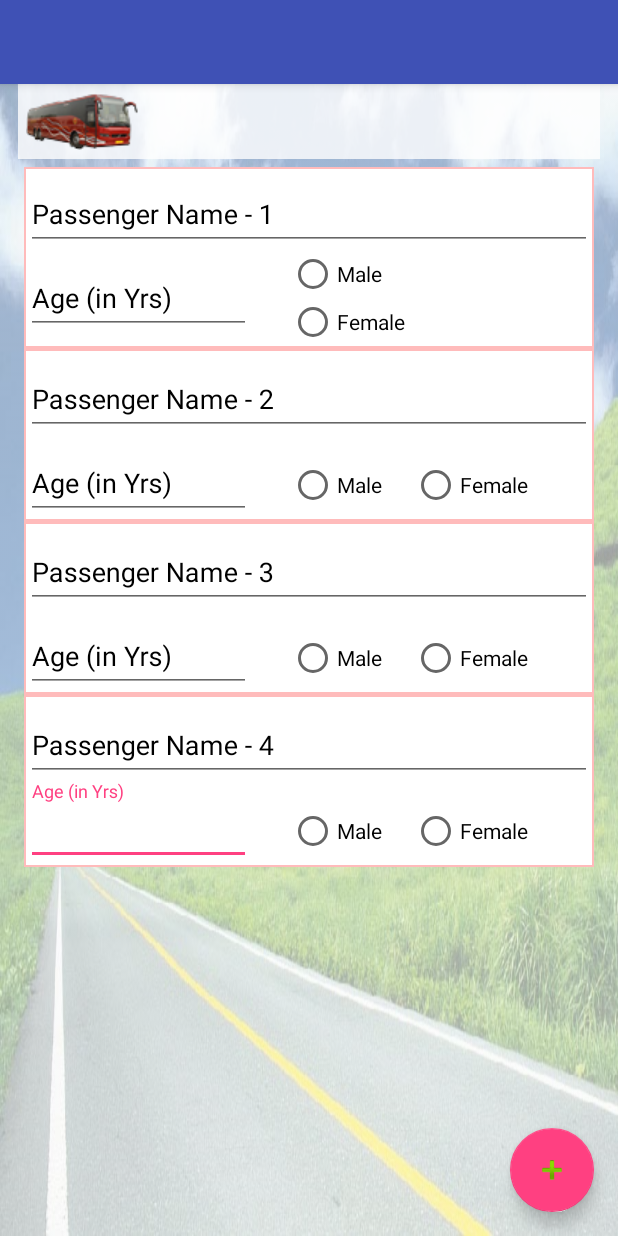
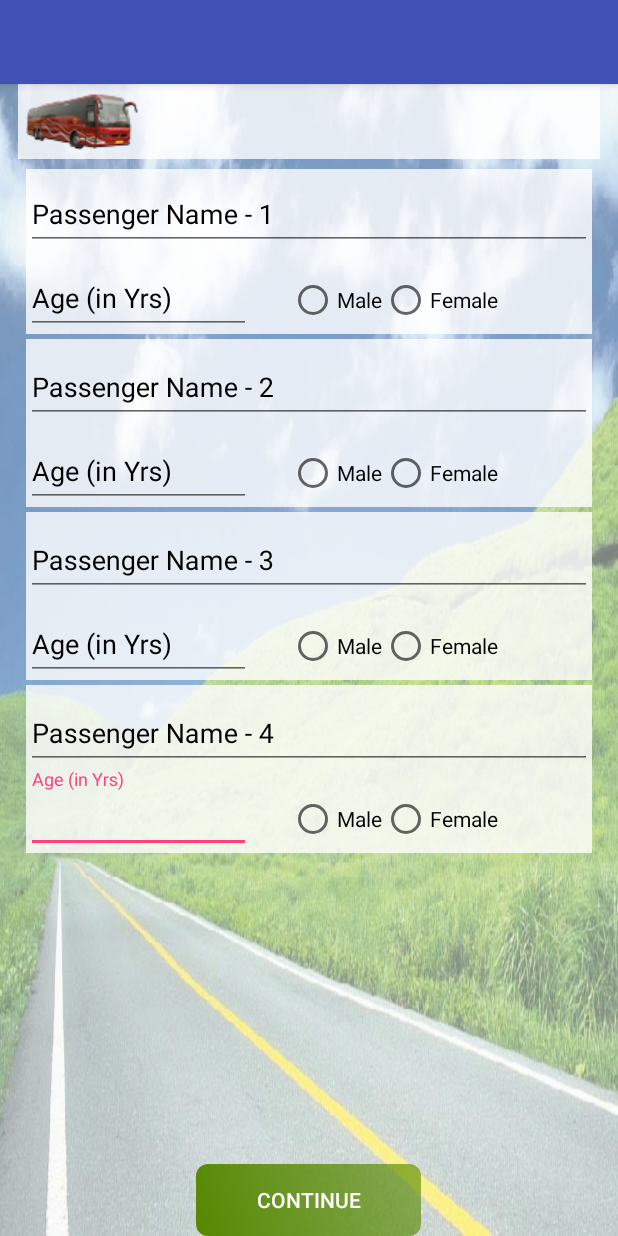
Before and after one commit to manojksangwan/Etickets, an Android app: the layout activity_passenger_info.xml on its own in the app's theme, with its tools: preview values and no code run, on a phone screen of 412 x 824 dp. Run offline under Robolectric (Android 15) with nearby library versions, the phone set to English and light mode, and no system bars; network calls fail.

Commit message:
from HOME

```diff
--- a/app/src/main/java/in/gov/hartrans/etickets/Models/orsAvailableServicesTask.java
+++ b/app/src/main/java/in/gov/hartrans/etickets/Models/orsAvailableServicesTask.java
@@ -33,7 +33,7 @@ public class orsAvailableServicesTask implements Serializable {
     myIResult iResult;
     Context context;
     ArrayList<orsAvailableServices> arList = new ArrayList<>();
-    String json_url = "http://hartrans.gov.in/ors/api/orsAvailableServices";
+    String json_url = "http://hrtransport.in/ors/api/orsAvailableServices";
 
     public orsAvailableServicesTask(Context context)
     {
--- a/app/src/main/java/in/gov/hartrans/etickets/PassengerInfo.java
+++ b/app/src/main/java/in/gov/hartrans/etickets/PassengerInfo.java
@@ -13,6 +13,7 @@ import android.text.Html;
 import android.text.TextUtils;
 import android.view.View;
 import android.widget.AutoCompleteTextView;
+import android.widget.Button;
 import android.widget.ImageView;
 import android.widget.RadioButton;
 import android.widget.RelativeLayout;
@@ -35,6 +36,7 @@ public class PassengerInfo extends AppCompatActivity {
     private ProgressDialog dialog;
     ImageView iv_bus;
 
+    private Button bt_continue=null;
     @Override
     protected void onCreate(Bundle savedInstanceState) {
         super.onCreate(savedInstanceState);
@@ -43,6 +45,7 @@ public class PassengerInfo extends AppCompatActivity {
         // Toolbar toolbar = (Toolbar) findViewById(R.id.my_toolbar);
         // setSupportActionBar(toolbar);
 
+        bt_continue=(Button) findViewById(R.id.bt_continue);
         p_name1 = (AutoCompleteTextView) findViewById(R.id.p_name1);
         p_name2 = (AutoCompleteTextView) findViewById(R.id.p_name2);
         p_name3 = (AutoCompleteTextView) findViewById(R.id.p_name3);
@@ -74,7 +77,13 @@ public class PassengerInfo extends AppCompatActivity {
                 //Snackbar.make(view, "Replace with your own action", Snackbar.LENGTH_LONG).setAction("Action", null).show();
             }
         });
-
+        bt_continue.setOnClickListener(new View.OnClickListener() {
+            @Override
+            public void onClick(View view) {
+                addPassengerInfo();
+                //Snackbar.make(view, "Replace with your own action", Snackbar.LENGTH_LONG).setAction("Action", null).show();
+            }
+        });
         Intent i = getIntent();
         orsAS = i.getExtras().getParcelable("orsAvailableServices");
 
--- a/app/src/main/res/drawable/bk.xml
+++ b/app/src/main/res/drawable/bk.xml
@@ -1,5 +1,5 @@
 <?xml version="1.0" encoding="utf-8"?>
 <bitmap xmlns:android="http://schemas.android.com/apk/res/android"
     android:src="@drawable/bg0"
-    android:alpha="0.5"
+    android:alpha="0.7"
     />
--- a/app/src/main/res/layout/activity_passenger_info.xml
+++ b/app/src/main/res/layout/activity_passenger_info.xml
@@ -31,6 +31,19 @@
         android:layout_gravity="bottom|end"
         android:layout_margin="@dimen/fab_margin"
         android:imeOptions="actionDone"
+        android:visibility="gone"
         android:src="@android:drawable/ic_input_add" />
 
+        <Button
+            android:layout_marginTop="15sp"
+            android:layout_width="150sp"
+            android:layout_height="wrap_content"
+            android:text="Continue"
+            android:id="@+id/bt_continue"
+            android:layout_below="@+id/tv_output"
+            android:background="@drawable/rounded_corner_box"
+            android:textColor="#ffffff"
+            android:imeOptions="actionDone"
+            android:layout_gravity="bottom|center_horizontal"
+             />
 </android.support.design.widget.CoordinatorLayout>
--- a/app/src/main/res/layout/content_available_services.xml
+++ b/app/src/main/res/layout/content_available_services.xml
@@ -15,7 +15,7 @@
         android:id="@+id/ll_header"
         android:layout_width="match_parent"
         android:layout_height="wrap_content"
-        android:background="@drawable/intent_header_bk"
+        android:background="#CCffffff"
         android:orientation="horizontal"
         android:layout_marginLeft="12sp"
         android:layout_marginRight="12sp">
--- a/app/src/main/res/layout/content_customer_details.xml
+++ b/app/src/main/res/layout/content_customer_details.xml
@@ -171,10 +171,10 @@
     <Button
         android:layout_width="wrap_content"
         android:layout_height="wrap_content"
+        android:layout_below="@+id/customerDetail_form_LL"
         android:text=" Proceed to pay \u20B9 "
         android:id="@+id/bt_pay_cc_dc"
         android:background="@drawable/rounded_corner_box"
-        android:layout_below="@+id/customerDetail_form_LL"
         android:textColor="#ffffff"
         android:layout_centerHorizontal="true"
         />
--- a/app/src/main/res/layout/content_passenger_info.xml
+++ b/app/src/main/res/layout/content_passenger_info.xml
@@ -53,14 +53,13 @@
             android:layout_width="match_parent"
             android:layout_height="wrap_content"
             android:orientation="vertical"
-            android:background="#ffbb"
             android:padding="1sp">
-<!-- Passenger info SEAT 1 -->
+
             <RelativeLayout
                 android:layout_width="match_parent"
                 android:layout_height="match_parent"
                 android:id="@+id/passenger1"
-                android:background="#fff">
+                android:background="#CCffffff">
             <android.support.design.widget.TextInputLayout
                 android:layout_width="match_parent"
                 android:layout_height="wrap_content"
@@ -103,10 +102,11 @@
             <RadioGroup xmlns:android="http://schemas.android.com/apk/res/android"
                 android:layout_width="wrap_content"
                 android:layout_height="wrap_content"
-                android:orientation="vertical"
+                android:orientation="horizontal"
                 android:id="@+id/p_gender1"
                 android:layout_below="@+id/til_p_name1"
                 android:layout_toRightOf="@+id/til_p_age1"
+                android:layout_marginTop="17sp"
                 android:layout_marginLeft="25sp">
                 <RadioButton android:id="@+id/male_pGender1"
                     android:text="Male"
@@ -124,12 +124,12 @@
             </RadioButton>
                 </RadioGroup>
             </RelativeLayout>
-<!-- Passenger info SEAT 2 -->
+
             <RelativeLayout
                 android:layout_width="match_parent"
                 android:layout_height="match_parent"
                 android:id="@+id/passenger2"
-                android:background="#fff"
+                android:background="#CCffffff"
                 android:layout_marginTop="3sp">
             <android.support.design.widget.TextInputLayout
                 android:layout_width="match_parent"
@@ -189,18 +189,17 @@
                         android:text="Female"
                         android:imeOptions="actionNext"
                         android:layout_width="wrap_content"
-                        android:layout_height="wrap_content"
-                        android:layout_marginLeft="20sp">
+                        android:layout_height="wrap_content">
                         <requestFocus />
                         </RadioButton>
                 </RadioGroup>
             </RelativeLayout>
-<!-- Passenger info SEAT 3 -->
+
             <RelativeLayout
                 android:layout_width="match_parent"
                 android:layout_height="match_parent"
                 android:id="@+id/passenger3"
-                android:background="#fff"
+                android:background="#CCffffff"
                 android:layout_marginTop="3sp">
             <android.support.design.widget.TextInputLayout
                 android:layout_width="match_parent"
@@ -258,18 +257,17 @@
                         android:text="Female"
                         android:imeOptions="actionNext"
                         android:layout_width="wrap_content"
-                        android:layout_height="wrap_content"
-                        android:layout_marginLeft="20sp">
+                        android:layout_height="wrap_content">
                         <requestFocus />
                         </RadioButton>
                 </RadioGroup>
             </RelativeLayout>
-<!-- Passenger info SEAT 4 -->
+
             <RelativeLayout
                 android:layout_width="match_parent"
                 android:layout_height="match_parent"
                 android:id="@+id/passenger4"
-                android:background="#fff"
+                android:background="#CCffffff"
                 android:layout_marginTop="3sp">
             <android.support.design.widget.TextInputLayout
                 android:layout_width="match_parent"
@@ -327,8 +325,7 @@
                         android:text="Female"
                         android:imeOptions="actionNext"
                         android:layout_width="wrap_content"
-                        android:layout_height="wrap_content"
-                        android:layout_marginLeft="20sp">
+                        android:layout_height="wrap_content">
                         <requestFocus />
                         </RadioButton>
                 </RadioGroup>
```
